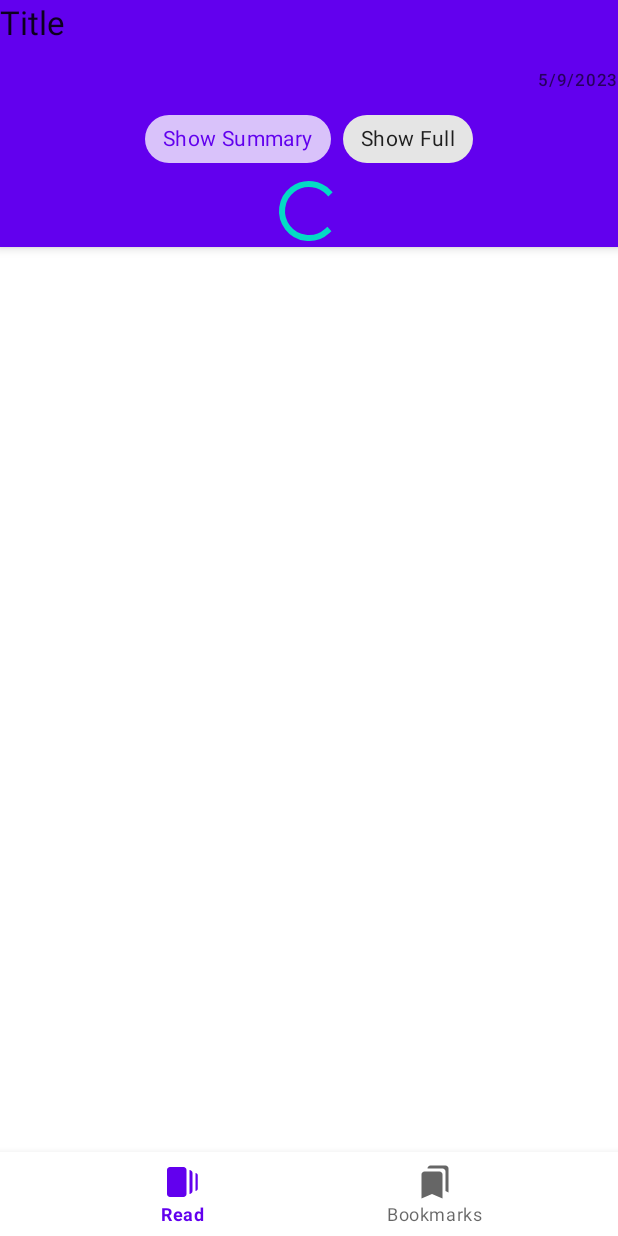
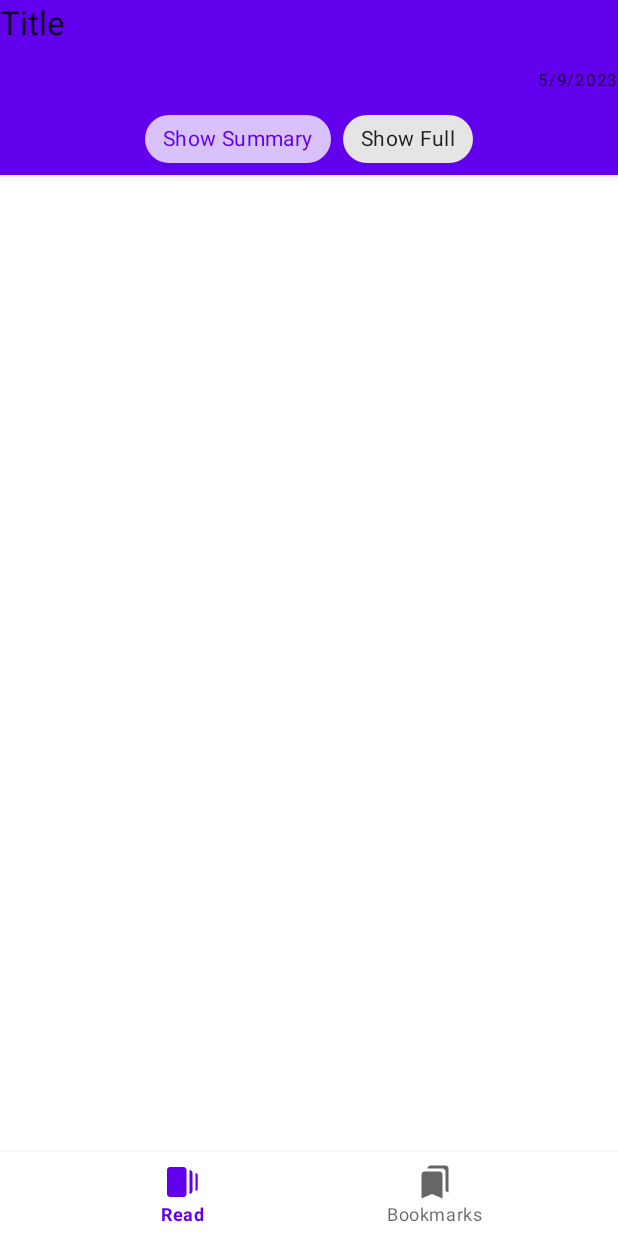
Before and after one commit to pvs1209pvs/NewsBit, an Android app built with Jetpack Compose: the fragment NewsArticleFragment placed in its activity, on a phone screen of 412 x 824 dp. Run offline under Robolectric (Android 15) with nearby library versions, the phone set to English and light mode, and no system bars; our stand-ins replace Dagger/Hilt's generated code, navigation-ui, paging; network calls fail; pictures from the network do not load; 13 statements that could not run were skipped.

Commit message:
View collapse when summary scrolled

```diff
--- a/app/src/main/java/com/param/newsbit/ui/fragments/NewsArticleFragment.kt
+++ b/app/src/main/java/com/param/newsbit/ui/fragments/NewsArticleFragment.kt
@@ -4,6 +4,7 @@ import android.os.Bundle
 import android.text.method.ScrollingMovementMethod
 import android.util.Log
 import android.view.*
+import androidx.constraintlayout.widget.ConstraintSet.Motion
 import androidx.core.view.MenuProvider
 import androidx.core.view.children
 import androidx.core.view.get
@@ -55,10 +56,12 @@ class NewsArticleFragment : Fragment() {
             newsFull.movementMethod = ScrollingMovementMethod()
         }
 
-        binding.swipeRefresh.setOnRefreshListener {
-            viewModel.refreshSummary(args.newsUrl)
-            binding.swipeRefresh.isRefreshing = true
-        }
+
+
+//        binding.swipeRefresh.setOnRefreshListener {
+//            viewModel.refreshSummary(args.newsUrl)
+//            binding.swipeRefresh.isRefreshing = true
+//        }
 
         viewModel.downloadSummary(args.newsUrl)
 
@@ -94,7 +97,7 @@ class NewsArticleFragment : Fragment() {
 
                 "Show Summary" -> {
                     binding.newsFull.visibility = View.GONE
-                    binding.swipeRefresh.visibility = View.VISIBLE
+//                    binding.swipeRefresh.visibility = View.VISIBLE
 
                     viewModel.downloadSummaryError.observe(viewLifecycleOwner) { networkStatus ->
 
@@ -103,21 +106,21 @@ class NewsArticleFragment : Fragment() {
                         when (networkStatus) {
 
                             NetworkStatus.IN_PROGRESS -> {
-                                binding.progressBar.visibility = View.VISIBLE
+//                                binding.progressBar.visibility = View.VISIBLE
                                 binding.newsSummary.visibility = View.GONE
-                                binding.errorSummary.visibility = View.GONE
+//                                binding.errorSummary.visibility = View.GONE
                             }
 
                             NetworkStatus.SUCCESS -> {
-                                binding.progressBar.visibility = View.GONE
+//                                binding.progressBar.visibility = View.GONE
                                 binding.newsSummary.visibility = View.VISIBLE
-                                binding.errorSummary.visibility = View.GONE
+//                                binding.errorSummary.visibility = View.GONE
                             }
 
                             NetworkStatus.ERROR -> {
-                                binding.progressBar.visibility = View.GONE
+//                                binding.progressBar.visibility = View.GONE
                                 binding.newsSummary.visibility = View.GONE
-                                binding.errorSummary.visibility = View.VISIBLE
+//                                binding.errorSummary.visibility = View.VISIBLE
                             }
 
                             else -> {}
@@ -128,7 +131,7 @@ class NewsArticleFragment : Fragment() {
 
                     viewModel.refreshSummaryError.observe(viewLifecycleOwner) { networkStat ->
                         Log.i(TAG, "Refresh summary Network Status: $networkStat")
-                        binding.swipeRefresh.isRefreshing = networkStat == NetworkStatus.IN_PROGRESS
+//                        binding.swipeRefresh.isRefreshing = networkStat == NetworkStatus.IN_PROGRESS
                     }
 
                 }
@@ -137,10 +140,10 @@ class NewsArticleFragment : Fragment() {
                     binding.newsFull.visibility = View.VISIBLE
 
                     // Prevents summary related UI from overlapping full news.
-                    binding.progressBar.visibility = View.GONE
+//                    binding.progressBar.visibility = View.GONE
                     binding.newsSummary.visibility = View.GONE
-                    binding.errorSummary.visibility = View.GONE
-                    binding.swipeRefresh.visibility = View.GONE
+//                    binding.errorSummary.visibility = View.GONE
+//                    binding.swipeRefresh.visibility = View.GONE
                 }
 
             }
--- a/app/src/main/res/layout/fragment_news_article.xml
+++ b/app/src/main/res/layout/fragment_news_article.xml
@@ -97,47 +97,6 @@
                 </com.google.android.material.chip.ChipGroup>
 
 
-                <androidx.swiperefreshlayout.widget.SwipeRefreshLayout
-                    android:id="@+id/swipeRefresh"
-                    android:layout_width="0dp"
-                    android:layout_height="0dp"
-                    app:layout_constraintBottom_toBottomOf="parent"
-                    app:layout_constraintEnd_toEndOf="parent"
-                    app:layout_constraintStart_toStartOf="parent"
-                    app:layout_constraintTop_toBottomOf="@+id/contentToggleChipGroup">
-
-                    <TextView
-                        android:id="@+id/newsSummary"
-                        android:layout_width="0dp"
-                        android:layout_height="match_parent"
-                        android:scrollbars="vertical"
-                        android:textAppearance="@style/TextAppearance.Material3.BodyLarge" />
-
-                </androidx.swiperefreshlayout.widget.SwipeRefreshLayout>
-
-                <ProgressBar
-                    android:id="@+id/progressBar"
-                    style="?android:attr/progressBarStyle"
-                    android:layout_width="wrap_content"
-                    android:layout_height="wrap_content"
-                    android:visibility="gone"
-                    app:layout_constraintBottom_toBottomOf="@id/swipeRefresh"
-                    app:layout_constraintEnd_toEndOf="@id/swipeRefresh"
-                    app:layout_constraintStart_toStartOf="@+id/swipeRefresh"
-                    app:layout_constraintTop_toBottomOf="@+id/contentToggleChipGroup"
-                    app:layout_constraintVertical_bias="0.33" />
-
-                <TextView
-                    android:id="@+id/errorSummary"
-                    android:layout_width="match_parent"
-                    android:layout_height="0dp"
-                    android:text="Oops, looks like something went wrong!"
-                    android:visibility="gone"
-                    app:layout_constraintBottom_toBottomOf="parent"
-                    app:layout_constraintEnd_toEndOf="@+id/swipeRefresh"
-                    app:layout_constraintStart_toStartOf="@+id/swipeRefresh"
-                    app:layout_constraintTop_toTopOf="@+id/swipeRefresh" />
-
             </androidx.constraintlayout.widget.ConstraintLayout>
 
         </com.google.android.material.appbar.CollapsingToolbarLayout>
@@ -145,9 +104,10 @@
     </com.google.android.material.appbar.AppBarLayout>
 
     <androidx.core.widget.NestedScrollView
+        android:id="@+id/fullNestedScrollView"
         android:layout_width="match_parent"
-        app:layout_behavior="@string/appbar_scrolling_view_behavior"
-        android:layout_height="wrap_content">
+        android:layout_height="wrap_content"
+        app:layout_behavior="@string/appbar_scrolling_view_behavior">
 
         <TextView
             android:id="@+id/newsFull"
@@ -160,5 +120,46 @@
 
     </androidx.core.widget.NestedScrollView>
 
+    <androidx.core.widget.NestedScrollView
+        android:layout_width="match_parent"
+        android:layout_height="wrap_content"
+        app:layout_behavior="@string/appbar_scrolling_view_behavior">
+
+        <TextView
+            android:id="@+id/newsSummary"
+            android:layout_width="match_parent"
+            android:layout_height="wrap_content"
+            android:scrollbars="vertical"
+            android:textAppearance="@style/TextAppearance.Material3.BodyLarge"
+            app:layout_anchor="@id/app_bar"
+            app:layout_anchorGravity="bottom" />
+
+
+    </androidx.core.widget.NestedScrollView>
+
 
 </androidx.coordinatorlayout.widget.CoordinatorLayout>
+
+
+    <!--<ProgressBar-->
+    <!--android:id="@+id/progressBar"-->
+    <!--style="?android:attr/progressBarStyle"-->
+    <!--android:layout_width="wrap_content"-->
+    <!--android:layout_height="wrap_content"-->
+    <!--android:visibility="gone"-->
+    <!--app:layout_constraintBottom_toBottomOf="@id/swipeRefresh"-->
+    <!--app:layout_constraintEnd_toEndOf="@id/swipeRefresh"-->
+    <!--app:layout_constraintStart_toStartOf="@+id/swipeRefresh"-->
+    <!--app:layout_constraintTop_toBottomOf="@+id/contentToggleChipGroup"-->
+    <!--app:layout_constraintVertical_bias="0.33" />-->
+
+    <!--<TextView-->
+    <!--android:id="@+id/errorSummary"-->
+    <!--android:layout_width="match_parent"-->
+    <!--android:layout_height="0dp"-->
+    <!--android:text="Oops, looks like something went wrong!"-->
+    <!--android:visibility="gone"-->
+    <!--app:layout_constraintBottom_toBottomOf="parent"-->
+    <!--app:layout_constraintEnd_toEndOf="@+id/swipeRefresh"-->
+    <!--app:layout_constraintStart_toStartOf="@+id/swipeRefresh"-->
+    <!--app:layout_constraintTop_toTopOf="@+id/swipeRefresh" />-->
```
Also changed, not shown: app/src/main/res/layout/fragment_home.xml (+2 -17 lines).
